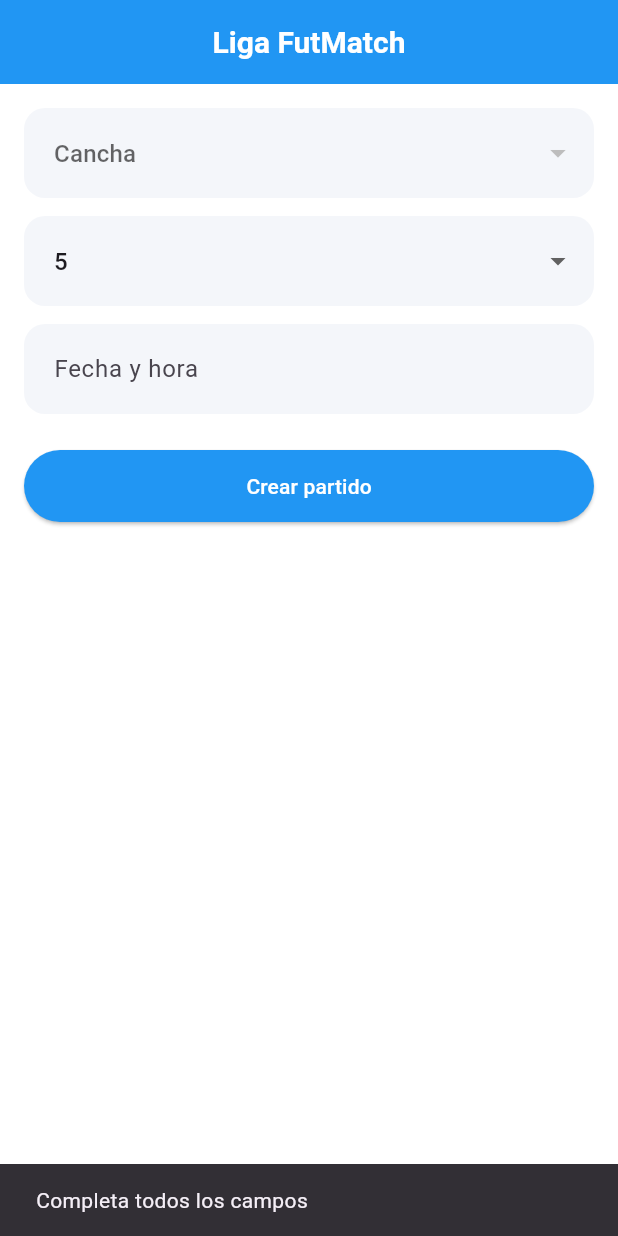
After one commit to ingRodriguezSelvi/futmatch_frontend, a Flutter app: the CreateMatchContent screen opened directly, after a tap on "Crear partido", on a phone screen of 412 x 824 dp. The commit adds this screen. Run offline on Flutter 3.47's test engine with Material 3 defaults, Android fonts, the phone set to English and light mode, and no system bars; our stand-ins replace bloc, equatable, flutter_bloc, get_it, sqflite; accounts and stored records are empty.

Commit message:
feat: create separate CreateMatchContent widget and refactor CreateMatchScreen

```diff
--- /dev/null
+++ b/lib/features/matches/ui/widgets/create_match_content.dart
@@ -0,0 +1,186 @@
+import 'package:flutter/material.dart';
+import 'package:flutter_bloc/flutter_bloc.dart';
+import 'package:intl/intl.dart';
+
+import '../../../../core/di.dart';
+import '../../../../core/styles/input_decoration.dart';
+import '../../../../core/widgets/fut_button.dart';
+import '../../../auth/data/datasources/auth_local_datasource.dart';
+import '../../../fields/domain/entities/field.dart';
+import '../../../fields/domain/usecases/get_fields.dart';
+import '../../../players/domain/usecases/get_current_player.dart';
+import '../blocs/matches_bloc/matches_bloc.dart';
+import '../../../leagues/ui/blocs/leagues_bloc/leagues_bloc.dart';
+import '../widgets/date_time_picker_bottom_sheet.dart';
+
+class CreateMatchContent extends StatefulWidget {
+  const CreateMatchContent({super.key});
+
+  @override
+  State<CreateMatchContent> createState() => _CreateMatchContentState();
+}
+
+class _CreateMatchContentState extends State<CreateMatchContent> {
+  final _dateCtrl = TextEditingController();
+
+  final List<Field> _fields = [];
+  Field? _selectedField;
+  int _teamSize = 5;
+  String? _playerId;
+  DateTime? _selectedDate;
+
+  @override
+  void initState() {
+    super.initState();
+    _loadInitialData();
+  }
+
+  Future<void> _loadInitialData() async {
+    final local = sl<AuthLocalDataSource>();
+    final tokens = await local.getTokens();
+    if (tokens == null) return;
+
+    try {
+      final fields = await sl<GetFields>()();
+      final player = await sl<GetCurrentPlayer>()();
+      setState(() {
+        _fields
+          ..clear()
+          ..addAll(fields);
+        if (_fields.isNotEmpty) _selectedField = _fields.first;
+        _playerId = player.id;
+      });
+    } catch (_) {
+      // Ignorar error de carga inicial
+    }
+  }
+
+  @override
+  Widget build(BuildContext context) {
+    return Scaffold(
+      backgroundColor: Colors.white,
+      body: Column(
+        children: [
+          AppBar(
+            backgroundColor: Colors.blue,
+            elevation: 0,
+            title: const Text('Liga FutMatch',
+                style: TextStyle(
+                    color: Colors.white,
+                    fontWeight: FontWeight.bold,
+                    fontSize: 20)),
+            centerTitle: true,
+            automaticallyImplyLeading: false,
+          ),
+          Expanded(
+            child: Container(
+              width: double.infinity,
+              decoration: const BoxDecoration(
+                color: Color(0xFFFFFFFF),
+                borderRadius: BorderRadius.only(
+                  topLeft: Radius.circular(28),
+                  topRight: Radius.circular(28),
+                ),
+              ),
+              padding: const EdgeInsets.all(16),
+              child: BlocConsumer<MatchesBloc, MatchesState>(
+                listener: (context, state) {
+                  if (state is MatchesError) {
+                    ScaffoldMessenger.of(context).showSnackBar(
+                      SnackBar(content: Text(state.message)),
+                    );
+                  }
+                  if (state is MatchLoaded) {
+                    Navigator.of(context).pop(state.match);
+                  }
+                },
+                builder: (context, state) {
+                  final loading = state is MatchesLoading;
+                  return Column(
+                    children: [
+                      DropdownButtonFormField<Field>(
+                        value: _selectedField,
+                        items: [
+                          for (final f in _fields)
+                            DropdownMenuItem(value: f, child: Text(f.name))
+                        ],
+                        decoration: customInputDecoration('Cancha'),
+                        onChanged: (f) => setState(() => _selectedField = f),
+                      ),
+                      const SizedBox(height: 12),
+                      DropdownButtonFormField<int>(
+                        value: _teamSize,
+                        items: const [
+                          DropdownMenuItem(value: 5, child: Text('5')),
+                          DropdownMenuItem(value: 7, child: Text('7')),
+                          DropdownMenuItem(value: 11, child: Text('11')),
+                        ],
+                        decoration: customInputDecoration('Tamaño del equipo'),
+                        onChanged: (v) => setState(() => _teamSize = v ?? 5),
+                      ),
+                      const SizedBox(height: 12),
+                      TextField(
+                        controller: _dateCtrl,
+                        readOnly: true,
+                        decoration: customInputDecoration('Fecha y hora'),
+                        onTap: () async {
+                          final date = await showDateTimePickerBottomSheet(
+                            context,
+                            initialDate: _selectedDate,
+                          );
+                          if (date != null) {
+                            setState(() {
+                              _selectedDate = date;
+                              _dateCtrl.text =
+                                  DateFormat('yyyy-MM-dd HH:mm').format(date);
+                            });
+                          }
+                        },
+                      ),
+                      const SizedBox(height: 24),
+                      FutButton(
+                        onPressed: loading
+                            ? null
+                            : () {
+                          final leagueId = context
+                              .read<LeaguesBloc>()
+                              .selectedLeague
+                              ?.id;
+
+                          if (leagueId == null ||
+                              _selectedField == null ||
+                              _playerId == null) {
+                            ScaffoldMessenger.of(context).showSnackBar(
+                              const SnackBar(
+                                content:
+                                Text('Completa todos los campos'),
+                              ),
+                            );
+                            return;
+                          }
+
+                          context.read<MatchesBloc>().add(
+                            CreateMatchRequested({
+                              'leagueId': leagueId,
+                              'fieldId': _selectedField!.id,
+                              'teamSize': _teamSize,
+                              'createdBy': _playerId!,
+                              'scheduledAt': _selectedDate
+                                  ?.toIso8601String() ??
+                                  '',
+                            }),
+                          );
+                        },
+                        text: loading ? 'Creando...' : 'Crear partido',
+                      )
+                    ],
+                  );
+                },
+              ),
+            ),
+          ),
+        ],
+      ),
+    );
+  }
+}
```
Also changed, not shown: lib/features/matches/ui/screens/create_match_screen.dart (+13 -163 lines).
